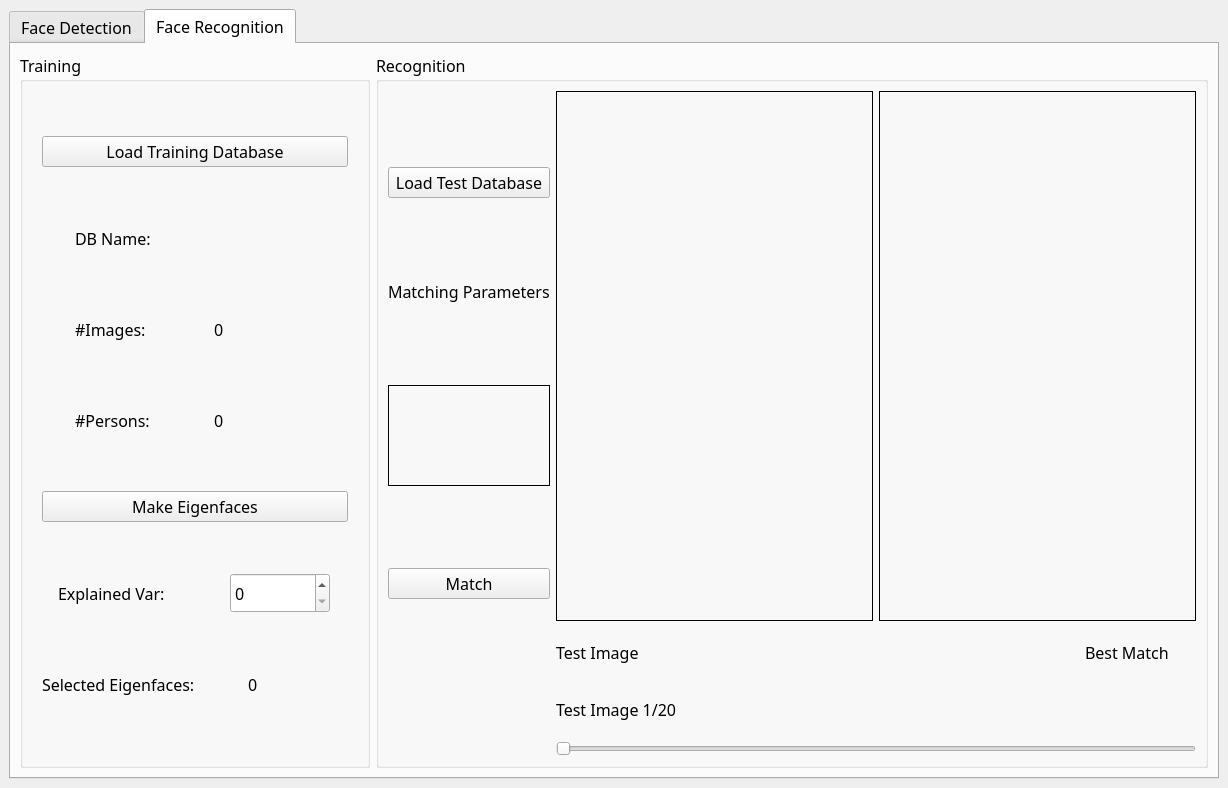
Before: the Qt Designer form Task5/ImageView.ui in mennahamdy33/CV, drawn with Qt 5.
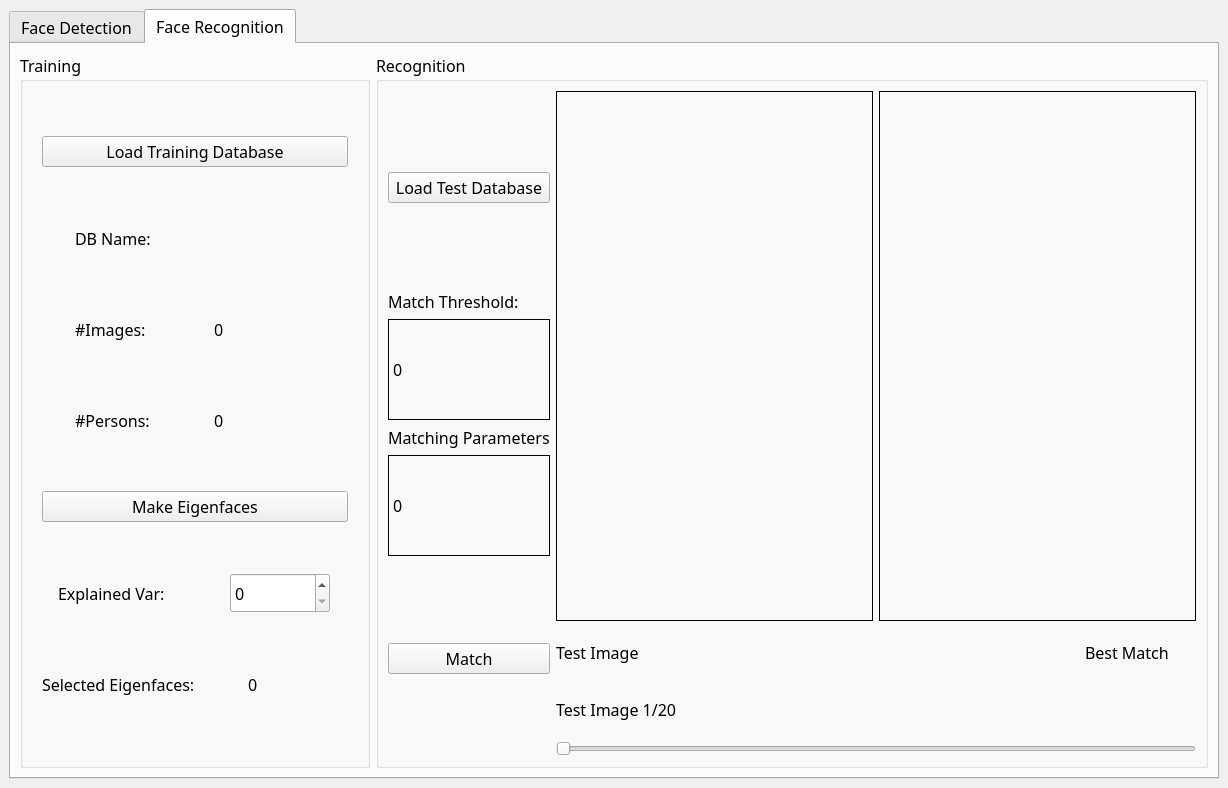
After: the same form once the commit is applied.

The edit to the form file:
```diff
--- a/Task5/ImageView.ui
+++ b/Task5/ImageView.ui
@@ -121,8 +121,6 @@
        </attribute>
        <layout class="QGridLayout" name="gridLayout_4">
         <item row="0" column="0">
-         <layout class="QHBoxLayout" name="horizontalLayout_6">
-          <item>
            <widget class="QGroupBox" name="training">
             <property name="sizePolicy">
              <sizepolicy hsizetype="Fixed" vsizetype="Preferred">
@@ -397,14 +395,16 @@
             </layout>
            </widget>
           </item>
-          <item>
+        <item row="0" column="1">
            <widget class="QGroupBox" name="recognition">
             <property name="title">
              <string>Recognition</string>
             </property>
             <layout class="QGridLayout" name="gridLayout_3">
-             <item row="0" column="0" rowspan="2">
-              <layout class="QVBoxLayout" name="verticalLayout">
+           <item row="0" column="0">
+            <layout class="QHBoxLayout" name="horizontalLayout_6">
+             <item>
+              <layout class="QVBoxLayout" name="verticalLayout_5">
                <item>
                 <widget class="QPushButton" name="loadTest">
                  <property name="text">
@@ -413,6 +413,49 @@
                 </widget>
                </item>
                <item>
+                <layout class="QVBoxLayout" name="verticalLayout">
+                 <item>
+                  <widget class="QLabel" name="label_6">
+                   <property name="sizePolicy">
+                    <sizepolicy hsizetype="Preferred" vsizetype="Fixed">
+                     <horstretch>0</horstretch>
+                     <verstretch>0</verstretch>
+                    </sizepolicy>
+                   </property>
+                   <property name="text">
+                    <string>Match Threshold:</string>
+                   </property>
+                  </widget>
+                 </item>
+                 <item>
+                  <widget class="QLabel" name="thresholdText">
+                   <property name="sizePolicy">
+                    <sizepolicy hsizetype="Preferred" vsizetype="Fixed">
+                     <horstretch>0</horstretch>
+                     <verstretch>0</verstretch>
+                    </sizepolicy>
+                   </property>
+                   <property name="minimumSize">
+                    <size>
+                     <width>0</width>
+                     <height>101</height>
+                    </size>
+                   </property>
+                   <property name="maximumSize">
+                    <size>
+                     <width>16777215</width>
+                     <height>101</height>
+                    </size>
+                   </property>
+                   <property name="frameShape">
+                    <enum>QFrame::Box</enum>
+                   </property>
+                   <property name="text">
+                    <string>0</string>
+                   </property>
+                  </widget>
+                 </item>
+                 <item>
                 <widget class="QLabel" name="label_11">
                  <property name="sizePolicy">
                   <sizepolicy hsizetype="Preferred" vsizetype="Fixed">
@@ -449,9 +492,11 @@
                   <enum>QFrame::Box</enum>
                  </property>
                  <property name="text">
-                  <string/>
-                 </property>
-                </widget>
+                    <string>0</string>
+                   </property>
+                  </widget>
+                 </item>
+                </layout>
                </item>
                <item>
                 <widget class="QPushButton" name="match">
@@ -462,7 +507,9 @@
                </item>
               </layout>
              </item>
-             <item row="0" column="1">
+             <item>
+              <layout class="QVBoxLayout" name="verticalLayout_4">
+               <item>
               <layout class="QHBoxLayout" name="horizontalLayout_7">
                <item>
                 <widget class="QLabel" name="testImage">
@@ -486,8 +533,8 @@
                </item>
               </layout>
              </item>
-             <item row="1" column="1">
-              <layout class="QHBoxLayout" name="horizontalLayout_8">
+               <item>
+                <layout class="QHBoxLayout" name="horizontalLayout_11">
                <item>
                 <widget class="QLabel" name="label_2">
                  <property name="minimumSize">
@@ -522,7 +569,7 @@
                </item>
               </layout>
              </item>
-             <item row="2" column="1">
+               <item>
               <layout class="QVBoxLayout" name="verticalLayout_2">
                <item>
                 <widget class="QLabel" name="tesImageText">
@@ -545,6 +592,9 @@
                </item>
                <item>
                 <widget class="QSlider" name="slider">
+                   <property name="pageStep">
+                    <number>1</number>
+                   </property>
                  <property name="orientation">
                   <enum>Qt::Horizontal</enum>
                  </property>
@@ -553,9 +603,11 @@
               </layout>
              </item>
             </layout>
-           </widget>
-          </item>
-         </layout>
+             </item>
+            </layout>
+           </item>
+          </layout>
+         </widget>
         </item>
        </layout>
       </widget>
```
Lines whose indentation alone changed are shown as unchanged.
